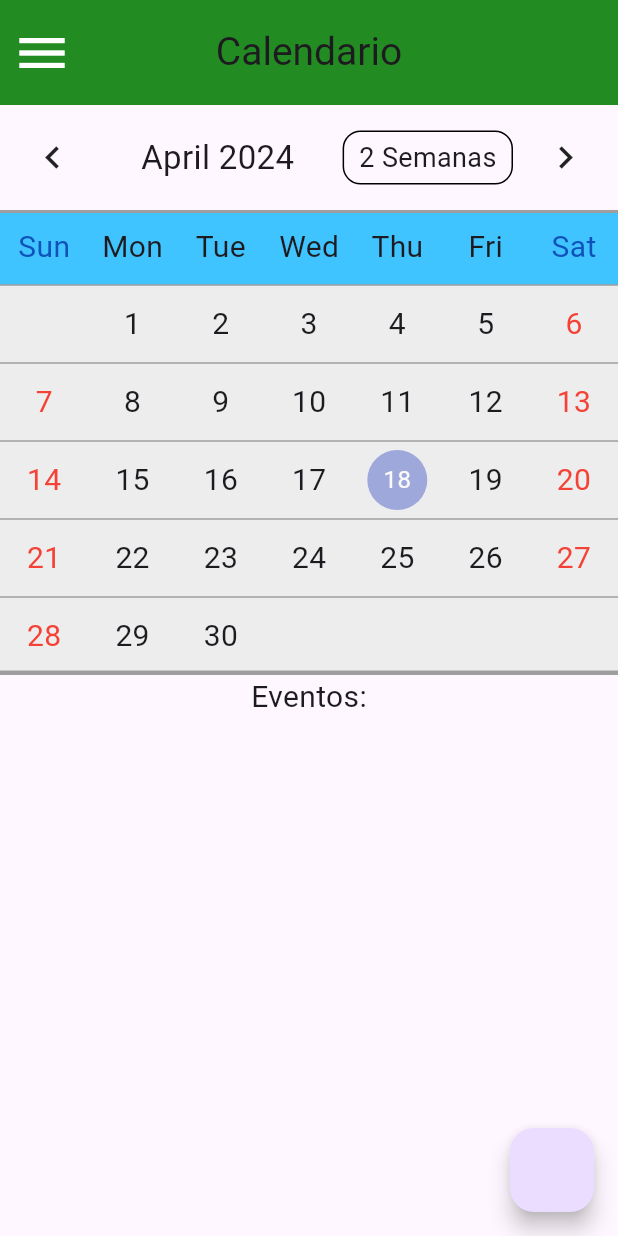
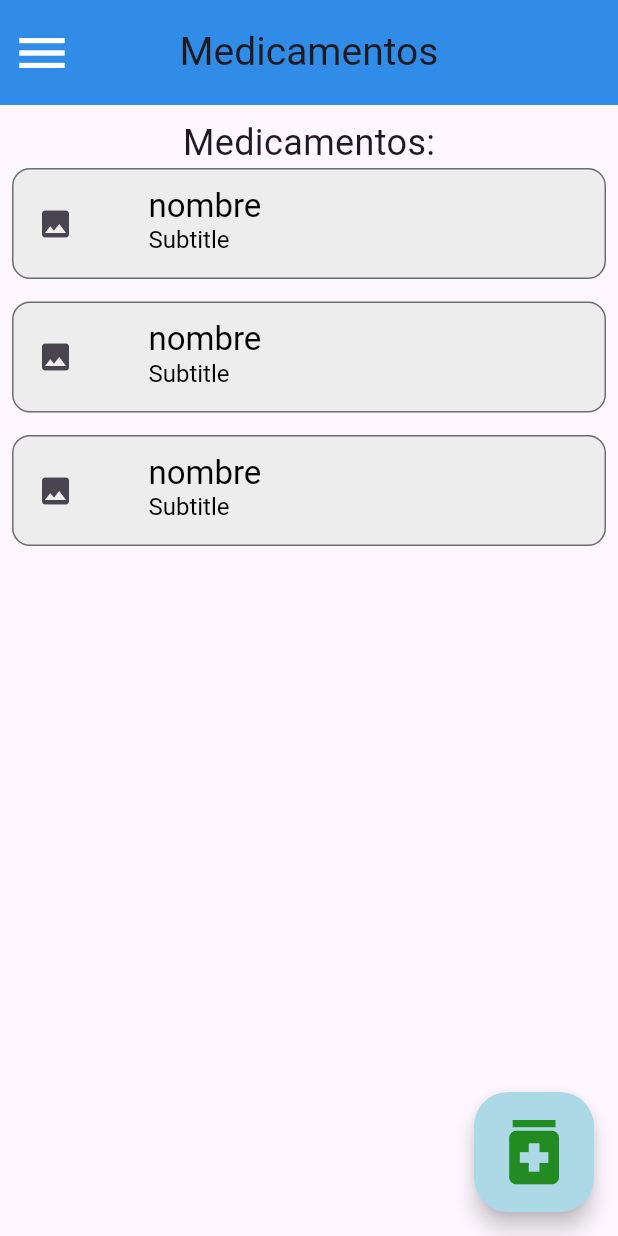
Before and after one commit to JavierVelaR/BienestarMayor, a Flutter app: the screen it shows after launch, scrolled down 34 dp, after a tap on the "menu" icon, after a tap on "Medicamentos", on a phone screen of 412 x 824 dp. Run offline on Flutter 3.47's test engine with Material 3 defaults, Android fonts, the phone set to English and light mode, and no system bars; drawn by our look-alikes of table_calendar; our stand-ins replace flutter_svg, fluttertoast, shared_preferences; missing offline and left inert: alarm; project files that could hold a hidden picture were left out.

Commit message:
Pantalla medicamentos casi listo, pantalla de añadir nuevo medicamento falta cargar foto, modificado y arreglado drawer(habia error entre pantallas), añadidas clases para implementar la base de datos

```diff
--- /dev/null
+++ b/bienestar_mayor/lib/model/medicamento.dart
@@ -0,0 +1,33 @@
+class Medicamento{
+  final int id;
+  final String nombre;
+  final String dosis;
+  final int duracion;
+  final String? foto;
+
+  Medicamento({this.id = -1, required this.nombre,
+    this.dosis = "Sin dosis especificada", required this.duracion, this.foto});
+
+  Medicamento copyWith({int? id, String? nombre, String? dosis, int? duracion, String? foto}){
+    return Medicamento(id: id ?? this.id, nombre: nombre ?? this.nombre,
+      dosis: dosis ?? this.dosis, duracion: duracion ?? this.duracion, foto: foto ?? this.foto);
+  }
+
+  factory Medicamento.fromMap(Map<String, dynamic> map){
+    return Medicamento(id: map['id'], nombre: map['nombre'],
+        dosis: map['dosis'], duracion: map['duracion'], foto: map['foto']);
+  }
+
+  Map<String, Object> toMap(){
+    Map<String, Object> map = {
+      'nombre': nombre,
+      'duracion': duracion,
+    };
+
+    if(id!=-1) map['id'] = id;
+    if(!dosis.contains("especificada")) map['dosis'] = dosis;
+    if(foto!=null) map['foto'] = foto!;
+
+    return map;
+  }
+}
--- /dev/null
+++ b/bienestar_mayor/lib/model/recordatorio.dart
@@ -0,0 +1,33 @@
+class Recordatorio{
+  final int id;
+  final String nombre;
+  final String descripcion;
+
+  /// Será insertado a la db como String en formato YYYY-MM-DD HH:MM:SS.mmm
+  final String fecha_hora;
+
+  Recordatorio({this.id = -1, required this.nombre,
+    required this.descripcion, required this.fecha_hora});
+
+  Recordatorio copyWith({int? id,/* int? id_usuario,*/ String? nombre, String? descripcion, String? fecha_hora}){
+    return Recordatorio(id: id ?? this.id,nombre: nombre ?? this.nombre,
+        descripcion: descripcion ?? this.descripcion, fecha_hora: fecha_hora ?? this.fecha_hora);
+  }
+
+  factory Recordatorio.fromMap(Map<String, dynamic> map){
+    return Recordatorio(id: map['id'], nombre: map['nombre'],
+        descripcion: map['descripcion'], fecha_hora: map['frecuencia'], );
+  }
+
+  Map<String, Object> toMap(){
+    Map<String, Object> map = {
+      'nombre': nombre,
+      'descripcion': descripcion,
+      'fecha_hora': fecha_hora,
+    };
+
+    if(id!=-1) map['id'] = id;
+
+    return map;
+  }
+}
--- a/bienestar_mayor/lib/router.dart
+++ b/bienestar_mayor/lib/router.dart
@@ -1,5 +1,8 @@
 import 'package:bienestar_mayor/ui/screen_calendar/screen_calendar.dart';
 import 'package:bienestar_mayor/ui/screen_config_user/screen_config_user.dart';
+import 'package:bienestar_mayor/ui/screen_medicamentos/screen_add_medicamento.dart';
+import 'package:bienestar_mayor/ui/screen_medicamentos/screen_medicamento_details.dart';
+import 'package:bienestar_mayor/ui/screen_medicamentos/screen_medicamentos.dart';
 import 'package:bienestar_mayor/ui/screen_principal/screen_principal.dart';
 import 'package:flutter/material.dart';
 
@@ -7,6 +10,8 @@ const ROUTE_BASE = '/';
 const ROUTE_PRINCIPAL = '/principal';
 const ROUTE_CONFIG_USER = '/configUser';
 const ROUTE_MEDICAMENTOS = '/medicamentos';
+const ROUTE_ADD_MEDICAMENTO = '/add_medicamentos';
+const ROUTE_MEDICAMENTO_DETAILS = '/medicamentos_details';
 const ROUTE_CALENDAR = '/calendar';
 const ROUTE_SEGUIMIENTO = '/seguimiento';
 const ROUTE_EMERGENCY = '/emergency';
@@ -22,8 +27,13 @@ class Router{
             builder: (_) => const ScreenConfigUser(), settings: settings);
       case ROUTE_MEDICAMENTOS:
         return MaterialPageRoute(
-          ///Cambiar a ScreenMedicamentos
-            builder: (_) => const ScreenCalendar(), settings: settings);
+            builder: (_) => const ScreenMedicamentos(), settings: settings);
+      case ROUTE_ADD_MEDICAMENTO:
+        return MaterialPageRoute(
+            builder: (_) => const ScreenAddMedicamento(), settings: settings);
+      case ROUTE_MEDICAMENTO_DETAILS:
+        return MaterialPageRoute(
+            builder: (_) => const ScreenMedicamentoDetails(), settings: settings);
       case ROUTE_CALENDAR:
         return MaterialPageRoute(
             builder: (_) => const ScreenCalendar(), settings: settings);
--- a/bienestar_mayor/lib/ui/screen_calendar/screen_calendar.dart
+++ b/bienestar_mayor/lib/ui/screen_calendar/screen_calendar.dart
@@ -29,7 +29,7 @@ class _ScreenCalendarState extends State<ScreenCalendar> {
           onPressed: (){ scaffoldKey.currentState?.openDrawer(); },),
       ),
 
-      drawer: DrawerCustom( closeDrawer: () {scaffoldKey.currentState?.closeDrawer(); },),
+      drawer: DrawerCustom(inicio: true, closeDrawer: () {scaffoldKey.currentState?.closeDrawer(); },),
 
       /// TODO: boton para añadir evento/recordatorio
       floatingActionButton: FloatingActionButton(onPressed: (){}),
@@ -43,6 +43,8 @@ class _ScreenCalendarState extends State<ScreenCalendar> {
     );
   }
 
+  /// TODO: cuando haya recordatorios, que los dias en los que hay recordatorios tengan alguna marca de ello,
+  /// a ser posible con color especifico de la categoria (cita médica, tratamiento, ocio, personal)
   _calendar(){
     return TableCalendar(
       focusedDay: DateTime.now(),
--- a/bienestar_mayor/lib/ui/screen_config_user/screen_config_user.dart
+++ b/bienestar_mayor/lib/ui/screen_config_user/screen_config_user.dart
@@ -34,6 +34,7 @@ class _ScreenConfigUserState extends State<ScreenConfigUser> {
       body: Column(
         children: [
           _userData(),
+          ///TODO: numeros de familiares para llamar al pulsar emergencia
         ],
       ),
     );
--- /dev/null
+++ b/bienestar_mayor/lib/ui/screen_medicamentos/screen_medicamentos.dart
@@ -0,0 +1,110 @@
+import 'package:bienestar_mayor/router.dart';
+import 'package:flutter/material.dart';
+
+import '../../theme/custom_colors.dart';
+import '../../widgets/drawer_custom.dart';
+
+class ScreenMedicamentos extends StatefulWidget {
+  const ScreenMedicamentos({super.key});
+
+  @override
+  State<ScreenMedicamentos> createState() => _ScreenMedicamentosState();
+}
+
+class _ScreenMedicamentosState extends State<ScreenMedicamentos> {
+  var scaffoldKey = GlobalKey<ScaffoldState>();
+
+  @override
+  Widget build(BuildContext context) {
+    return Scaffold(
+      key: scaffoldKey,
+      appBar: AppBar(
+        title: const Text("Medicamentos", style: TextStyle(fontSize: 26)),
+        centerTitle: true,
+        backgroundColor: CustomColors.azulFrancia,
+        toolbarHeight: 70,
+        shadowColor: Colors.black,
+        leading: IconButton(
+          icon: const Icon(
+            Icons.menu,
+            color: Colors.white,
+            size: 40,
+          ),
+          onPressed: () {
+            scaffoldKey.currentState?.openDrawer();
+          },
+        ),
+      ),
+
+      drawer: DrawerCustom(
+        inicio: true,
+        closeDrawer: () {
+          scaffoldKey.currentState?.closeDrawer();
+        },
+      ),
+
+      /// TODO: boton para añadir medicamento
+      floatingActionButton: SizedBox(
+        height: 80,
+        width: 80,
+        child: FittedBox(
+          child: FloatingActionButton(
+            foregroundColor: CustomColors.verdeBosque,
+            backgroundColor: CustomColors.azulClaro,
+
+            child: const Icon(Icons.medication, size: 40,),
+            onPressed: () { Navigator.pushNamed(context, ROUTE_ADD_MEDICAMENTO); }
+          ),
+        ),
+      ),
+
+      body: Container(
+          padding: const EdgeInsets.all(8),
+          child: Column(
+            children: [
+              Center(
+                child: const Text(
+                  "Medicamentos:",
+                  style: TextStyle(
+                    fontSize: 24,
+                  ),
+                ),
+              ),
+              _listMedTiles(),
+            ],
+          )),
+    );
+  }
+
+  /// TODO: que aparezcan en orden alfabético, supongo que haciendo un query a la db usando ORDER BY
+  /// usando un query 'medicamentos'
+  _listMedTiles(){
+    return ListView.separated(
+      shrinkWrap: true,
+      separatorBuilder: (_, __) => const SizedBox(height: 15,),
+      itemCount: 3,
+      itemBuilder: (_, index){
+        return _medTile("nombre");
+      },
+    );
+  }
+
+  _medTile(String nombre){
+    return ListTile(
+      /// TODO: Si es miligramos, icono de pastilla, si es mililitros icono de bote con cuchara
+      leading: const Icon(Icons.image),
+      horizontalTitleGap: 50,
+      title: Text(nombre),
+      titleTextStyle: const TextStyle(fontSize: 22, color: Colors.black),
+      subtitle: const Text("Subtitle"),
+      subtitleTextStyle: const TextStyle(fontSize: 16, color: Colors.black),
+      tileColor: CustomColors.blancoFumee,
+      shape: const RoundedRectangleBorder(
+        side: BorderSide(color: Colors.black54), //the outline color
+        borderRadius: BorderRadius.all( Radius.circular(12))),
+
+      onTap: () { Navigator.pushNamed(context, ROUTE_MEDICAMENTO_DETAILS); },
+    );
+  }
+
+}
--- a/bienestar_mayor/lib/ui/screen_principal/screen_principal.dart
+++ b/bienestar_mayor/lib/ui/screen_principal/screen_principal.dart
@@ -3,6 +3,7 @@ import 'package:bienestar_mayor/theme/custom_colors.dart';
 import 'package:bienestar_mayor/widgets/drawer_custom.dart';
 import 'package:flutter/material.dart';
 import 'package:flutter_svg/flutter_svg.dart';
+import 'package:url_launcher/url_launcher_string.dart';
 import '../../generated/assets.dart';
 
 class ScreenPrincipal extends StatefulWidget {
@@ -21,7 +22,7 @@ class _ScreenPrincipalState extends State<ScreenPrincipal> {
       key: scaffoldKey,
       resizeToAvoidBottomInset: false,
       appBar: _appBar(),
-      drawer: DrawerCustom( closeDrawer: () { scaffoldKey.currentState?.closeDrawer(); }, backButton: false,),
+      drawer: DrawerCustom( closeDrawer: () { scaffoldKey.currentState?.closeDrawer(); }, inicio: false,),
       body: SingleChildScrollView(padding: const EdgeInsets.all(10.0),
           child: Container(
             alignment: Alignment.center,
@@ -47,7 +48,9 @@ class _ScreenPrincipalState extends State<ScreenPrincipal> {
 
                 _cardWithText("Llamar a emergencias", CustomColors.rojo, onTap: () {
                   debugPrint("---------> Pulsado el boton de emergencia.");
-                  Navigator.pushNamed(context, ROUTE_EMERGENCY);
+                  /// TODO: Cambiar a numero de emergencias
+                  launchUrlString('tel://12341');
+                  // Navigator.pushNamed(context, ROUTE_EMERGENCY);
                 }, Assets.imagesEmergencia),
               ],
             ),
@@ -94,7 +97,6 @@ class _ScreenPrincipalState extends State<ScreenPrincipal> {
           child: InkWell(
             onTap: onTap,
             child: SvgPicture.asset(assetImage),
-            // Text(text, style: const TextStyle(fontSize: 16, fontWeight: FontWeight.w600),),
           ),
         ),
       ],
--- a/bienestar_mayor/lib/widgets/drawer_custom.dart
+++ b/bienestar_mayor/lib/widgets/drawer_custom.dart
@@ -1,13 +1,15 @@
 import 'package:bienestar_mayor/router.dart';
 import 'package:flutter/material.dart';
 import 'package:flutter_svg/svg.dart';
+import 'package:url_launcher/url_launcher_string.dart';
 
 import '../generated/assets.dart';
 
 class DrawerCustom extends StatelessWidget {
   final void Function() closeDrawer;
-  final bool backButton;
-  const DrawerCustom({super.key, required this.closeDrawer, this.backButton = true});
+  // Si inicio es true, quiere decir que en el drawer habra un Tile para ir a inicio, si es false habra un hueco
+  final bool inicio;
+  const DrawerCustom({super.key, required this.closeDrawer, this.inicio = true});
 
   @override
   Widget build(BuildContext context) {
@@ -19,7 +21,7 @@ class DrawerCustom extends StatelessWidget {
         child: Column(
           children: [
             const SizedBox(height: 30,),
-            (backButton)
+            (inicio)
                 ? _drawerTile("Inicio", Icons.home, onTapTile: () {
                     closeDrawer();
                     // Navigator.pushNamed(context, ROUTE_PRINCIPAL);
@@ -31,22 +33,28 @@ class DrawerCustom extends StatelessWidget {
             const SizedBox(height: 20,),
             _drawerTile("Medicamentos", Icons.healing, subtitle: "Ver los medicamentos", onTapTile: () {
               closeDrawer();
-              Navigator.pushNamed(context, ROUTE_MEDICAMENTOS);
+              (inicio) ? Navigator.popAndPushNamed(context, ROUTE_MEDICAMENTOS)
+                  : Navigator.pushNamed(context, ROUTE_MEDICAMENTOS);
             }),
             const SizedBox(height: 20,),
             _drawerTile("Calendario", Icons.date_range, onTapTile: () {
               closeDrawer();
-              Navigator.pushNamed(context, ROUTE_CALENDAR);
+              (inicio) ? Navigator.popAndPushNamed(context, ROUTE_CALENDAR)
+                  : Navigator.pushNamed(context, ROUTE_CALENDAR);
             }),
             const SizedBox(height: 20,),
             _drawerTile("Ver seguimiento", Icons.follow_the_signs, onTapTile: () {
               closeDrawer();
-              Navigator.pushNamed(context, ROUTE_SEGUIMIENTO);
+
+              (inicio) ? Navigator.popAndPushNamed(context, ROUTE_SEGUIMIENTO)
+                  : Navigator.pushNamed(context, ROUTE_SEGUIMIENTO);
             }),
             const SizedBox(height: 100,),
             _drawerTile("Llamar a emergencias", Icons.emergency, colorIcon: Colors.red, onTapTile: () {
               closeDrawer();
-              Navigator.pushNamed(context, ROUTE_EMERGENCY);
+              // Navigator.pushNamed(context, ROUTE_EMERGENCY);
+              /// TODO: Cambiar a numero de emergencias
+              launchUrlString('tel://12341');
             }),
 
             const Divider(height: 100,),
--- a/bienestar_mayor/pubspec.yaml
+++ b/bienestar_mayor/pubspec.yaml
@@ -43,6 +43,7 @@ dependencies:
   table_calendar: ^3.1.1
   alarm: ^3.1.0
   fluttertoast: ^8.2.5
+  url_launcher: ^6.2.6
 
 dev_dependencies:
   flutter_test:
```
Also changed, not shown: bienestar_mayor/lib/model/historial.dart (added, +9 -0 lines), bienestar_mayor/lib/model/hora_de_toma.dart (added, +26 -0 lines), bienestar_mayor/lib/ui/screen_medicamentos/screen_add_medicamento.dart (added, +332 -0 lines), bienestar_mayor/lib/ui/screen_medicamentos/screen_medicamento_details.dart (added, +52 -0 lines), bienestar_mayor/pubspec.lock.
